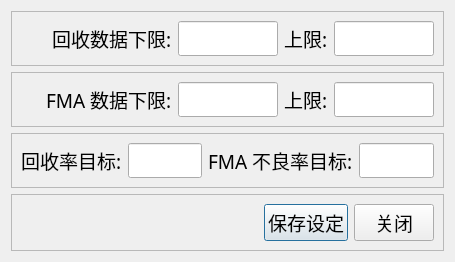
This is qt5_proj/monthlyChartSettings.ui in clang2you/packing_defective as Qt 5 draws it before an edit. The edited form follows.
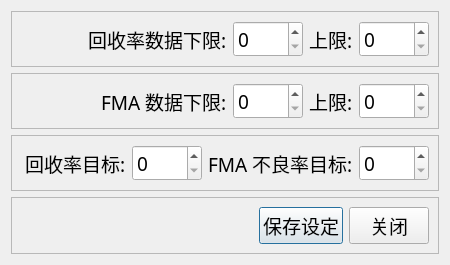
This is the edited form.

Diff of the .ui file:
```diff
--- a/qt5_proj/monthlyChartSettings.ui
+++ b/qt5_proj/monthlyChartSettings.ui
@@ -6,7 +6,7 @@
    <rect>
     <x>0</x>
     <y>0</y>
-    <width>455</width>
+    <width>450</width>
     <height>242</height>
    </rect>
   </property>
@@ -45,26 +45,20 @@
       <item>
        <widget class="QLabel" name="label">
         <property name="text">
-         <string>回收数据下限:</string>
+         <string>回收率数据下限:</string>
         </property>
        </widget>
       </item>
       <item>
-       <widget class="QLineEdit" name="lineEdit">
+       <widget class="QSpinBox" name="spinBox">
         <property name="minimumSize">
          <size>
-          <width>100</width>
+          <width>70</width>
           <height>0</height>
          </size>
         </property>
-        <property name="maximumSize">
-         <size>
-          <width>100</width>
-          <height>16777215</height>
-         </size>
-        </property>
-        <property name="alignment">
-         <set>Qt::AlignRight|Qt::AlignTrailing|Qt::AlignVCenter</set>
+        <property name="maximum">
+         <number>100</number>
         </property>
        </widget>
       </item>
@@ -82,21 +76,15 @@
        </widget>
       </item>
       <item>
-       <widget class="QLineEdit" name="lineEdit_2">
+       <widget class="QSpinBox" name="spinBox_2">
         <property name="minimumSize">
          <size>
-          <width>100</width>
+          <width>70</width>
           <height>0</height>
          </size>
         </property>
-        <property name="maximumSize">
-         <size>
-          <width>100</width>
-          <height>16777215</height>
-         </size>
-        </property>
-        <property name="alignment">
-         <set>Qt::AlignRight|Qt::AlignTrailing|Qt::AlignVCenter</set>
+        <property name="maximum">
+         <number>100</number>
         </property>
        </widget>
       </item>
@@ -133,21 +121,15 @@
        </widget>
       </item>
       <item>
-       <widget class="QLineEdit" name="lineEdit_3">
+       <widget class="QSpinBox" name="spinBox_3">
         <property name="minimumSize">
          <size>
-          <width>100</width>
+          <width>70</width>
           <height>0</height>
          </size>
         </property>
-        <property name="maximumSize">
-         <size>
-          <width>100</width>
-          <height>16777215</height>
-         </size>
-        </property>
-        <property name="alignment">
-         <set>Qt::AlignRight|Qt::AlignTrailing|Qt::AlignVCenter</set>
+        <property name="maximum">
+         <number>100</number>
         </property>
        </widget>
       </item>
@@ -165,21 +147,15 @@
        </widget>
       </item>
       <item>
-       <widget class="QLineEdit" name="lineEdit_4">
+       <widget class="QSpinBox" name="spinBox_4">
         <property name="minimumSize">
          <size>
-          <width>100</width>
+          <width>70</width>
           <height>0</height>
          </size>
         </property>
-        <property name="maximumSize">
-         <size>
-          <width>100</width>
-          <height>16777215</height>
-         </size>
-        </property>
-        <property name="alignment">
-         <set>Qt::AlignRight|Qt::AlignTrailing|Qt::AlignVCenter</set>
+        <property name="maximum">
+         <number>100</number>
         </property>
        </widget>
       </item>
@@ -195,6 +171,19 @@
       <enum>QFrame::Raised</enum>
      </property>
      <layout class="QHBoxLayout" name="horizontalLayout_3">
+      <item>
+       <spacer name="horizontalSpacer_4">
+        <property name="orientation">
+         <enum>Qt::Horizontal</enum>
+        </property>
+        <property name="sizeHint" stdset="0">
+         <size>
+          <width>40</width>
+          <height>20</height>
+         </size>
+        </property>
+       </spacer>
+      </item>
       <item>
        <widget class="QLabel" name="label_5">
         <property name="text">
@@ -203,9 +192,15 @@
        </widget>
       </item>
       <item>
-       <widget class="QLineEdit" name="lineEdit_5">
-        <property name="alignment">
-         <set>Qt::AlignRight|Qt::AlignTrailing|Qt::AlignVCenter</set>
+       <widget class="QSpinBox" name="spinBox_5">
+        <property name="minimumSize">
+         <size>
+          <width>70</width>
+          <height>0</height>
+         </size>
+        </property>
+        <property name="maximum">
+         <number>100</number>
         </property>
        </widget>
       </item>
@@ -217,9 +212,15 @@
        </widget>
       </item>
       <item>
-       <widget class="QLineEdit" name="lineEdit_6">
-        <property name="alignment">
-         <set>Qt::AlignRight|Qt::AlignTrailing|Qt::AlignVCenter</set>
+       <widget class="QSpinBox" name="spinBox_6">
+        <property name="minimumSize">
+         <size>
+          <width>70</width>
+          <height>0</height>
+         </size>
+        </property>
+        <property name="maximum">
+         <number>100</number>
         </property>
        </widget>
       </item>
```
